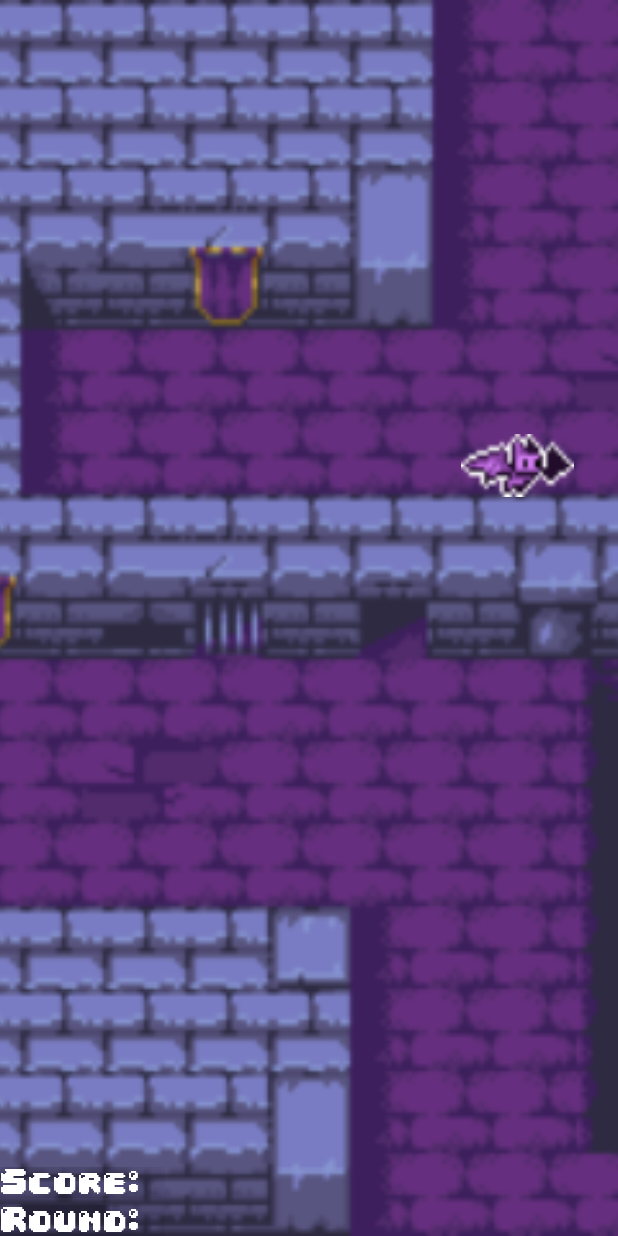
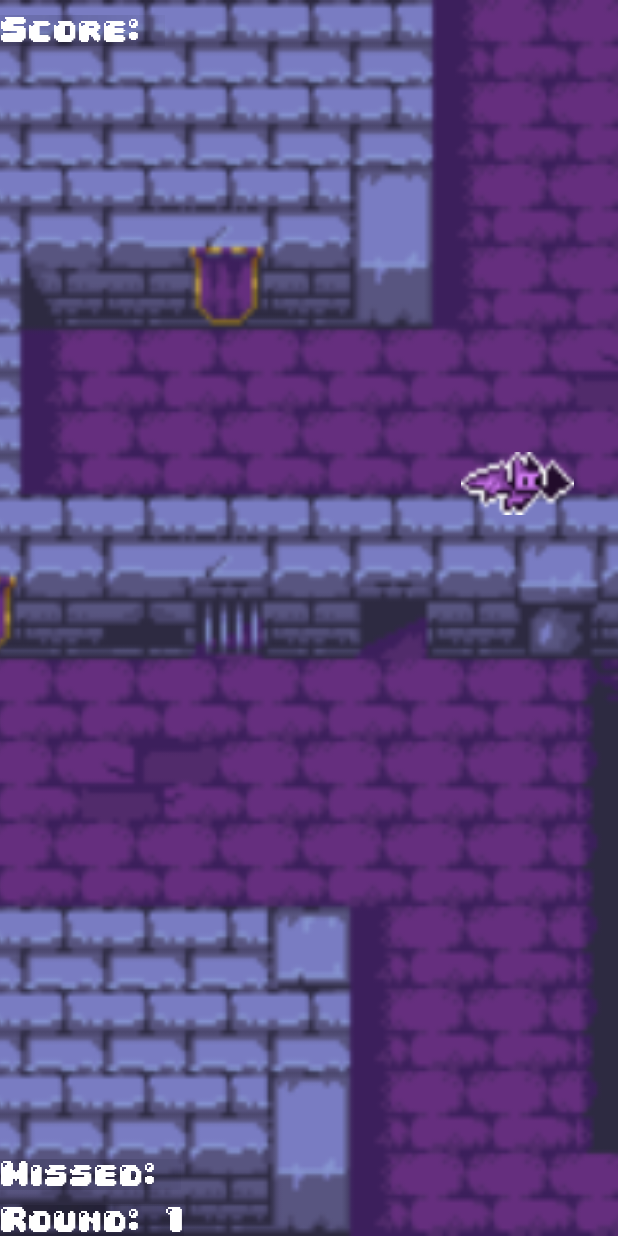
Before and after one commit to LoRDzAlex/Smash-The-Bat, an Android app: the screen it shows after launch (GameActivity), after a tap on "Start Game", on a phone screen of 412 x 824 dp. Run offline under Robolectric (Android 15) with nearby library versions, the phone set to English and light mode, and no system bars.

Commit message:
Fixed Problems with the Bat auto-kill Fixed Highscore Fixed BatMissed counter (in a way) Fixed Resolution Problems

```diff
--- a/app/src/main/java/com/example/killgame/GameActivity.java
+++ b/app/src/main/java/com/example/killgame/GameActivity.java
@@ -3,6 +3,7 @@ package com.example.killgame;
 import androidx.appcompat.app.AppCompatActivity;
 
 import android.content.Intent;
+import android.os.AsyncTask;
 import android.os.Bundle;
 import android.os.Handler;
 import android.telephony.BarringInfo;
@@ -12,6 +13,7 @@ import android.view.View;
 import android.widget.FrameLayout;
 import android.widget.ImageView;
 import android.widget.TextView;
+import android.util.Log;
 
 import java.util.Random;
 
@@ -21,16 +23,20 @@ import java.util.Random;
  * of bat and explosion objects, as well as updates the score and round number.
  */
 public class GameActivity extends AppCompatActivity {
-    TextView score, round;
+    TextView score, round, missed, gameover;
     Random randomizer;
     FrameLayout gamefield;
-    boolean killed = false;
-    int batnumber, points, roundnumber = 1, batmissed, highscore;
+
+    boolean finished = false;
+    int batnumber, batkilled, points, roundnumber = 1, batmissed = 0, highscore;
     float cm;
     Handler createHandler = new Handler();
     Handler deleteHandler = new Handler();
+    Handler gameoverHandler = new Handler();
     boolean isRoundIncreased = false;
     long creationTime = 100;
+
+    public static final String LOGTAG = "GameActivity";
 
     /**
      * Called when the activity is first created. Initializes the randomizer, density,
@@ -48,7 +54,11 @@ public class GameActivity extends AppCompatActivity {
         gamefield = findViewById(R.id.gamefield);
         score = findViewById(R.id.score);
         round = findViewById(R.id.round);
+        missed = findViewById(R.id.missed);
+        gameover = findViewById(R.id.gameover);
+        gameover.setVisibility(View.INVISIBLE);
         getSupportActionBar().hide();
+        Log.d(LOGTAG, "onCreate() called");
     }
 
     /**
@@ -76,8 +86,13 @@ public class GameActivity extends AppCompatActivity {
         createHandler.postDelayed(new Runnable() {
             @Override
             public void run() {
-                createBat(gamefield);
-                createHandler.postDelayed(this, creationTime*10);
+                if (!finished){
+                    createBat(gamefield);
+                    createHandler.postDelayed(this, creationTime * 10);
+            }
+                else{
+                    createHandler.removeCallbacksAndMessages(null);
+                }
             }
         }, creationTime*10);
     }
@@ -86,7 +101,9 @@ public class GameActivity extends AppCompatActivity {
      * Stops the task for creating bats.
      */
     private void stopCreateBatTask() {
+        finished = true;
         createHandler.removeCallbacksAndMessages(null);
+        deleteHandler.removeCallbacksAndMessages(null);
     }
 
     /**
@@ -98,6 +115,7 @@ public class GameActivity extends AppCompatActivity {
     public void createBat(View v){
         BatLoader bat = new BatLoader(this);
         bat.setOnClickListener(this::killBat);
+        batnumber++;
         int width = gamefield.getWidth();
         int height = gamefield.getHeight();
         int bat_width = Math.round(cm * 75);
@@ -111,16 +129,18 @@ public class GameActivity extends AppCompatActivity {
         params.gravity = Gravity.TOP+Gravity.LEFT;
         gamefield.addView(bat, params);
 
+
         /*
          * Updates the round number and creation time based on the current bat number.
          * If bat number is 0, isRoundIncreased is set to false. If bat number is a multiple
          * of 10 and isRoundIncreased is false, round number is increased by 1 and creation
          * time is decreased by 1. If neither condition is met, isRoundIncreased is set to false.
          */
-        if (batnumber == 0){
+        if (batkilled == 0){
             isRoundIncreased = false;
+            round.setText("Round: "+ roundnumber);
         }
-        else if (batnumber % 10 == 0 && !isRoundIncreased){
+        else if (batkilled % 10 == 0 && !isRoundIncreased){
             roundnumber++;
             round.setText("Round: "+ roundnumber);
             isRoundIncreased = true;
@@ -129,30 +149,37 @@ public class GameActivity extends AppCompatActivity {
             isRoundIncreased = false;
         }
         /*
-         * Deletes the bat after 1.7 seconds if it has not been killed.
+         * Deletes the bat after 1,7 seconds if it has not been killed.
          */
-        deleteHandler.postDelayed(new Runnable() {
-            @Override
-            public void run() {
-                if(!killed){
-                    gamefield.removeView(bat);
-                    batmissed++;
-                }
-            }
-        }, 1700); // lösche die Fledermaus nach 1,7 Sekunden
+        deleteHandler.postDelayed(() -> {
+            removeBat(bat);
+            batmissed = batnumber - batkilled;
+            removeBatCounter(batmissed);
+        }, 1700);
 
         /*
          * If batmissed is greater than or equal to 10, stops the createBatTask, sets the
          * highscore, and returns to the MainActivity with the highscore as an extra.
          */
         if (batmissed >= 10){
-            stopCreateBatTask();
-            highscore = batnumber*10;
+            setGameover();
+        }
+    }
+    private void setGameover(){
+        stopCreateBatTask(); // stoppe die Erstellung von Fledermäusen
+        gameover.setVisibility(View.VISIBLE);
+        Intent intent = new Intent();
+        intent.putExtra("SCORE", batkilled*10);
+        setResult(RESULT_OK, intent);
+        gameoverHandler.postDelayed(this::finish, 5000);
+    }
+    private void removeBat(View v){
+        gamefield.removeView(v);
+    }
 
-            Intent intent = new Intent(GameActivity.this, MainActivity.class);
-            intent.putExtra("HighScore: ", highscore);
-            startActivity(intent);
-        }
+    private void removeBatCounter(int batmissed){
+            missed.setText("Missed: " + batmissed);
+            Log.d(LOGTAG + " Bat missed: ", String.valueOf(batmissed));
     }
 
     /**
@@ -162,11 +189,10 @@ public class GameActivity extends AppCompatActivity {
      * @param v The View object that was clicked.
      */
     private void killBat(View v){
-        batnumber++;
+        batkilled++;
         setExplosion(v);
         gamefield.removeView(v);
-        score.setText("Punkte: "+ batnumber*10);
-        killed=true;
+        score.setText("Punkte: "+ batkilled*10);
     }
 
     /**
--- a/app/src/main/java/com/example/killgame/MainActivity.java
+++ b/app/src/main/java/com/example/killgame/MainActivity.java
@@ -6,10 +6,21 @@ import android.content.Intent;
 import android.icu.util.Calendar;
 import android.os.Bundle;
 import android.os.Handler;
+import android.util.Log;
 import android.view.View;
 import android.view.animation.Animation;
 import android.view.animation.AnimationUtils;
 import android.widget.TextView;
+
+import java.io.BufferedOutputStream;
+import java.io.BufferedReader;
+import java.io.IOException;
+import java.io.InputStreamReader;
+import java.net.MalformedURLException;
+import java.net.URL;
+import java.net.URLConnection;
+import java.net.URLEncoder;
+import java.nio.charset.StandardCharsets;
 
 /**
  * The `MainActivity` class represents the main activity of the "Kill Game" Android app.
@@ -49,8 +60,8 @@ public class MainActivity extends AppCompatActivity implements Runnable{
 
         // Find the views
         TextView startGameActivity = findViewById(R.id.start_game);
-        TextView HighScore = findViewById(R.id.highscore);
 
+        /*
         // Get the high score from the intent extras
         Bundle extras = getIntent().getExtras();
         if (extras == null){
@@ -61,10 +72,10 @@ public class MainActivity extends AppCompatActivity implements Runnable{
 
         // Set the high score text view
         HighScore.setText(displayHighScore);
+        */
 
         // Create a handler for posting delayed messages (runnables)
         handy = new Handler();
-
         // Post a runnable for updating the clock
         handy.postDelayed(this,DELAY);
 
@@ -74,12 +85,22 @@ public class MainActivity extends AppCompatActivity implements Runnable{
         public void onClick(View view) {
             // Create an intent to start the GameActivity
             Intent intent = new Intent(MainActivity.this, GameActivity.class);
-            startActivity(intent);
+            startActivityForResult(intent, 1);
         }
     });
 
+}
+    @Override
+    protected void onActivityResult(int requestCode, int resultCode, Intent data) {
+        super.onActivityResult(requestCode, resultCode, data);
+            if(resultCode == RESULT_OK){
+                int result=data.getIntExtra("SCORE",0);
+                TextView HighScore = findViewById(R.id.highscore);
+                displayHighScore = "HighScore: "+result;
+                HighScore.setText(displayHighScore);
+            }
+    }
 
-}
 
     /**
      * Called when the runnable is executed.
--- a/app/src/main/res/layout/activity_game.xml
+++ b/app/src/main/res/layout/activity_game.xml
@@ -12,35 +12,70 @@
         android:src="@drawable/dongeon_background"
         android:scaleType="centerCrop"/>
 
+    <TextView
+        android:id="@+id/score"
+        android:layout_width="wrap_content"
+        android:layout_height="wrap_content"
+        android:layout_marginTop="10sp"
+        android:textSize="20sp"
+        android:text="Score: "
+        android:shadowColor="@color/black"
+        android:shadowRadius="@integer/material_motion_duration_short_1"
+        android:textColor="@color/white"
+        android:fontFamily="@font/pixelfamily"/>
+
+    <LinearLayout
+        android:layout_width="match_parent"
+        android:layout_height="wrap_content"
+        android:orientation="vertical"
+        android:layout_alignParentBottom="true">
+
+
+        <TextView
+            android:id="@+id/missed"
+            android:layout_width="wrap_content"
+            android:layout_height="wrap_content"
+            android:layout_marginBottom="10sp"
+            android:fontFamily="@font/pixelfamily"
+            android:shadowColor="@color/black"
+            android:shadowRadius="@integer/material_motion_duration_short_1"
+            android:text="Missed: "
+            android:textColor="@color/white"
+            android:textSize="20sp" />
+
+        <TextView
+            android:id="@+id/round"
+            android:layout_width="wrap_content"
+            android:layout_height="wrap_content"
+            android:fontFamily="@font/pixelfamily"
+            android:shadowColor="@color/black"
+            android:shadowRadius="@integer/material_motion_duration_short_1"
+            android:text="Round: "
+            android:textColor="@color/white"
+            android:textSize="20sp" />
+    </LinearLayout>
+
     <FrameLayout
         android:layout_width="match_parent"
         android:layout_height="match_parent"
         android:id="@+id/gamefield"
-        />
+        android:layout_marginBottom="65sp"
+        android:layout_marginTop="65sp"
+        >
+
         <TextView
+            android:id="@+id/gameover"
             android:layout_width="wrap_content"
             android:layout_height="wrap_content"
             android:fontFamily="@font/pixelfamily"
-        android:text="Score: "
             android:shadowColor="@color/black"
+            android:layout_gravity="center"
+            android:textAlignment="center"
             android:shadowRadius="@integer/material_motion_duration_short_1"
-        android:textSize="20sp"
+            android:text="GAME OVER"
             android:textColor="@color/white"
-        android:id="@+id/score"
-        android:layout_alignParentBottom="true"
-        android:layout_marginBottom="25sp"/>
-
-    <TextView
-        android:layout_width="wrap_content"
-        android:layout_height="wrap_content"
-        android:fontFamily="@font/pixelfamily"
-        android:id="@+id/round"
-        android:shadowColor="@color/black"
-        android:shadowRadius="@integer/material_motion_duration_short_1"
-        android:text="Round: "
-        android:textColor="@color/white"
-        android:textSize="20sp"
-        android:layout_alignParentBottom="true"/>
+            android:textSize="60sp" />
+    </FrameLayout>
 
 
 </RelativeLayout>
```
Also changed, not shown: app/src/main/AndroidManifest.xml (+5 -2 lines). Lines whose indentation alone changed are shown as unchanged.
